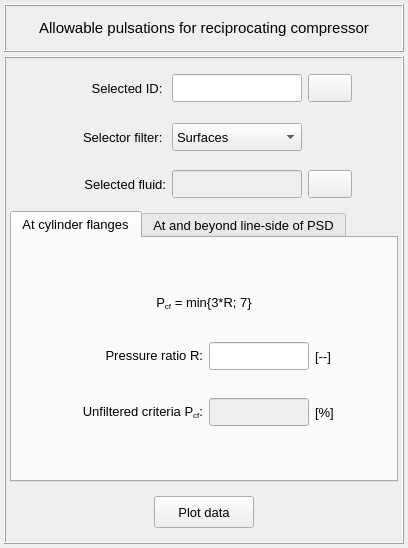
First picture: the form in vibra/interface/data/ui_files/plots/acoustic/allowable_pulsations_for_reciprocating_compressor_inputs.ui, repository MOPT-UFSC/VIBRA, before the edit.
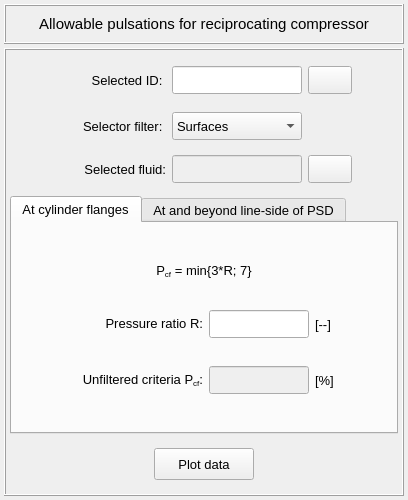
Second picture: the form after the edit. Icons and pictures are not drawn.

```diff
--- a/vibra/interface/data/ui_files/plots/acoustic/allowable_pulsations_for_reciprocating_compressor_inputs.ui
+++ b/vibra/interface/data/ui_files/plots/acoustic/allowable_pulsations_for_reciprocating_compressor_inputs.ui
@@ -7,9 +7,21 @@
     <x>0</x>
     <y>0</y>
     <width>408</width>
-    <height>548</height>
+    <height>500</height>
    </rect>
   </property>
+  <property name="minimumSize">
+   <size>
+    <width>0</width>
+    <height>500</height>
+   </size>
+  </property>
+  <property name="maximumSize">
+   <size>
+    <width>16777215</width>
+    <height>500</height>
+   </size>
+  </property>
   <property name="windowTitle">
    <string>Form</string>
   </property>
@@ -34,13 +46,13 @@
      <property name="minimumSize">
       <size>
        <width>0</width>
-       <height>48</height>
+       <height>40</height>
       </size>
      </property>
      <property name="maximumSize">
       <size>
        <width>520</width>
-       <height>48</height>
+       <height>40</height>
       </size>
      </property>
      <property name="frameShape">
```
